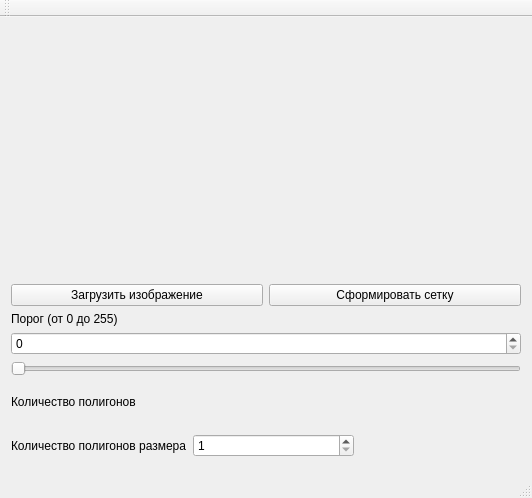
Above: model_main.ui from captain-avocado/polygons before the change. Below: the same form after it.
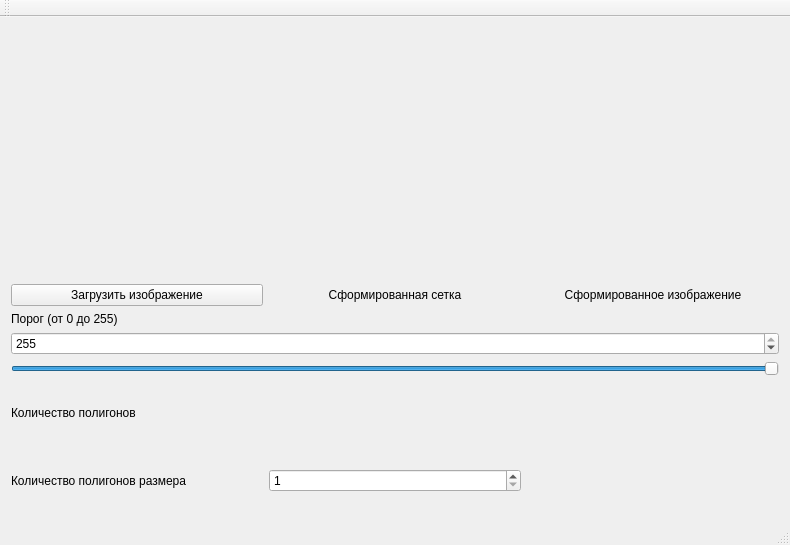
That is the form after the change.

```diff
--- a/model_main.ui
+++ b/model_main.ui
@@ -6,8 +6,8 @@
    <rect>
     <x>0</x>
     <y>0</y>
-    <width>532</width>
-    <height>498</height>
+    <width>790</width>
+    <height>545</height>
    </rect>
   </property>
   <property name="windowTitle">
@@ -71,9 +71,57 @@
            </widget>
           </item>
           <item>
-           <widget class="QPushButton" name="pushButton_process">
+           <widget class="QLabel" name="label_4">
             <property name="text">
-             <string>Сформировать сетку</string>
+             <string>Сформированная сетка</string>
+            </property>
+            <property name="alignment">
+             <set>Qt::AlignCenter</set>
+            </property>
+            <property name="margin">
+             <number>5</number>
+            </property>
+            <property name="indent">
+             <number>-1</number>
+            </property>
+           </widget>
+          </item>
+         </layout>
+        </item>
+        <item>
+         <layout class="QVBoxLayout" name="verticalLayout_6">
+          <item>
+           <widget class="QLabel" name="label_pic_res">
+            <property name="minimumSize">
+             <size>
+              <width>250</width>
+              <height>250</height>
+             </size>
+            </property>
+            <property name="maximumSize">
+             <size>
+              <width>250</width>
+              <height>250</height>
+             </size>
+            </property>
+            <property name="text">
+             <string/>
+            </property>
+           </widget>
+          </item>
+          <item>
+           <widget class="QLabel" name="label_5">
+            <property name="text">
+             <string>Сформированное изображение</string>
+            </property>
+            <property name="alignment">
+             <set>Qt::AlignCenter</set>
+            </property>
+            <property name="margin">
+             <number>5</number>
+            </property>
+            <property name="indent">
+             <number>-1</number>
             </property>
            </widget>
           </item>
@@ -95,6 +143,9 @@
           <property name="maximum">
            <number>255</number>
           </property>
+          <property name="value">
+           <number>255</number>
+          </property>
          </widget>
         </item>
         <item>
@@ -102,6 +153,9 @@
           <property name="maximum">
            <number>255</number>
           </property>
+          <property name="value">
+           <number>255</number>
+          </property>
           <property name="orientation">
            <enum>Qt::Horizontal</enum>
           </property>
```
Left out of the diff: 4 changed lines with no effect on the pictures.
